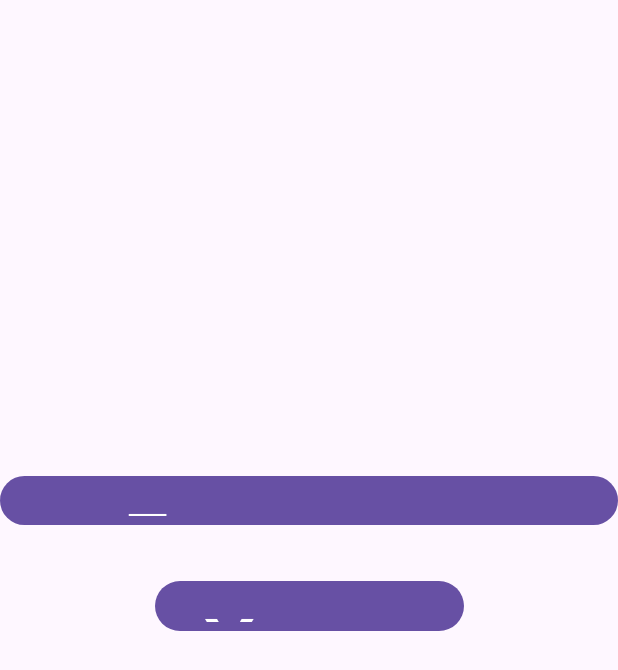
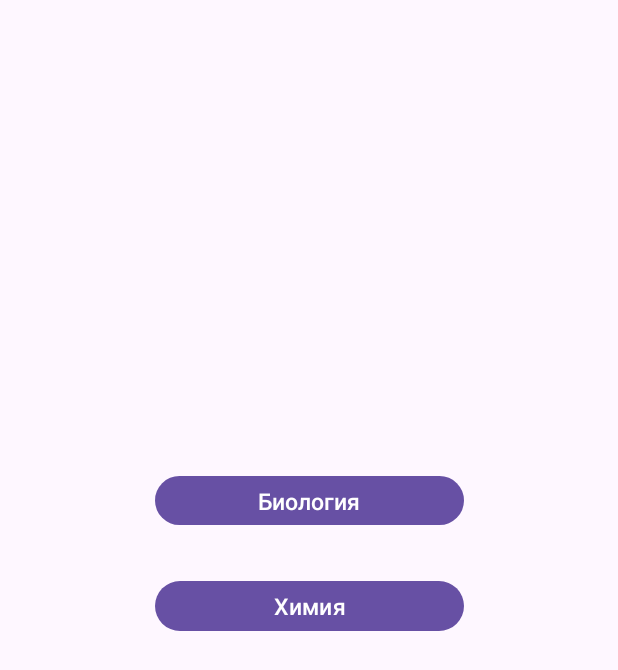
Before and after one commit to Sash0G/MU-tests, an Android app: the screen it shows after launch (MainActivity), on a phone screen of 412 x 824 dp. Shown: the top 670 px of the screen. Run offline under Robolectric (Android 15) with nearby library versions, the phone set to English and light mode, and no system bars; 1 statement that could not run was skipped.

Commit message:
First Commit

```diff
--- a/app/src/main/res/layout/activity_main.xml
+++ b/app/src/main/res/layout/activity_main.xml
@@ -11,15 +11,16 @@
         android:layout_width="0dp"
         android:layout_height="0dp"
         android:text="Биология"
+        android:textSize="15sp"
+        app:layout_constraintBottom_toBottomOf="parent"
+        app:layout_constraintEnd_toEndOf="parent"
+
+        app:layout_constraintStart_toStartOf="parent"
         app:layout_constraintTop_toTopOf="parent"
-        app:layout_constraintBottom_toBottomOf="parent"
-        app:layout_constraintStart_toStartOf="parent"
-        app:layout_constraintEnd_toEndOf="parent"
+        app:layout_constraintHorizontal_bias="0.5"
         app:layout_constraintVertical_bias="0.4"
-        app:layout_constraintHorizontal_bias="0.5"
-        app:layout_constraintWidthtert_percent="0.5"
-        app:layout_constraintHeight_percent="0.05"
-        android:textSize="55sp"/>
+        app:layout_constraintWidth_percent="0.5"
+        app:layout_constraintHeight_percent="0.05" />
 
     <Button
         android:id="@+id/button2"
@@ -34,7 +35,7 @@
         app:layout_constraintHorizontal_bias="0.5"
         app:layout_constraintWidth_percent="0.5"
         app:layout_constraintHeight_percent="0.05"
-        android:textSize="55sp" />
+        android:textSize="15sp" />
 
 
 </androidx.constraintlayout.widget.ConstraintLayout>
```
